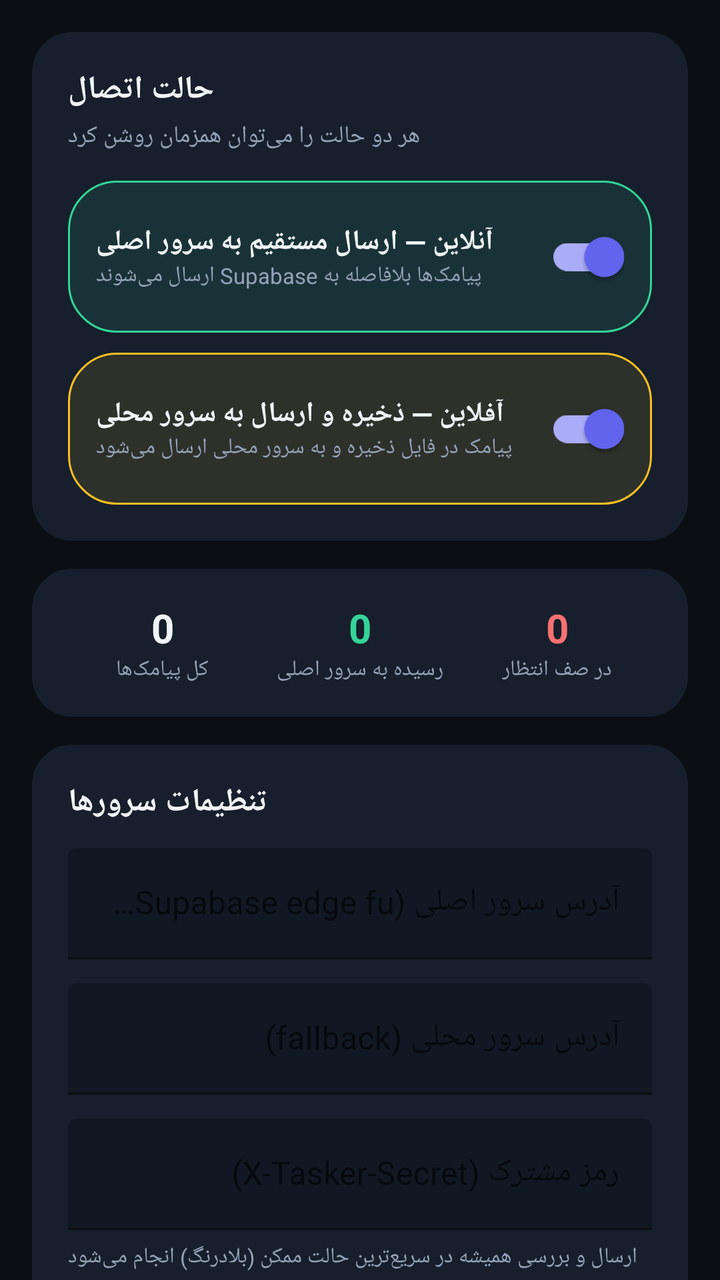
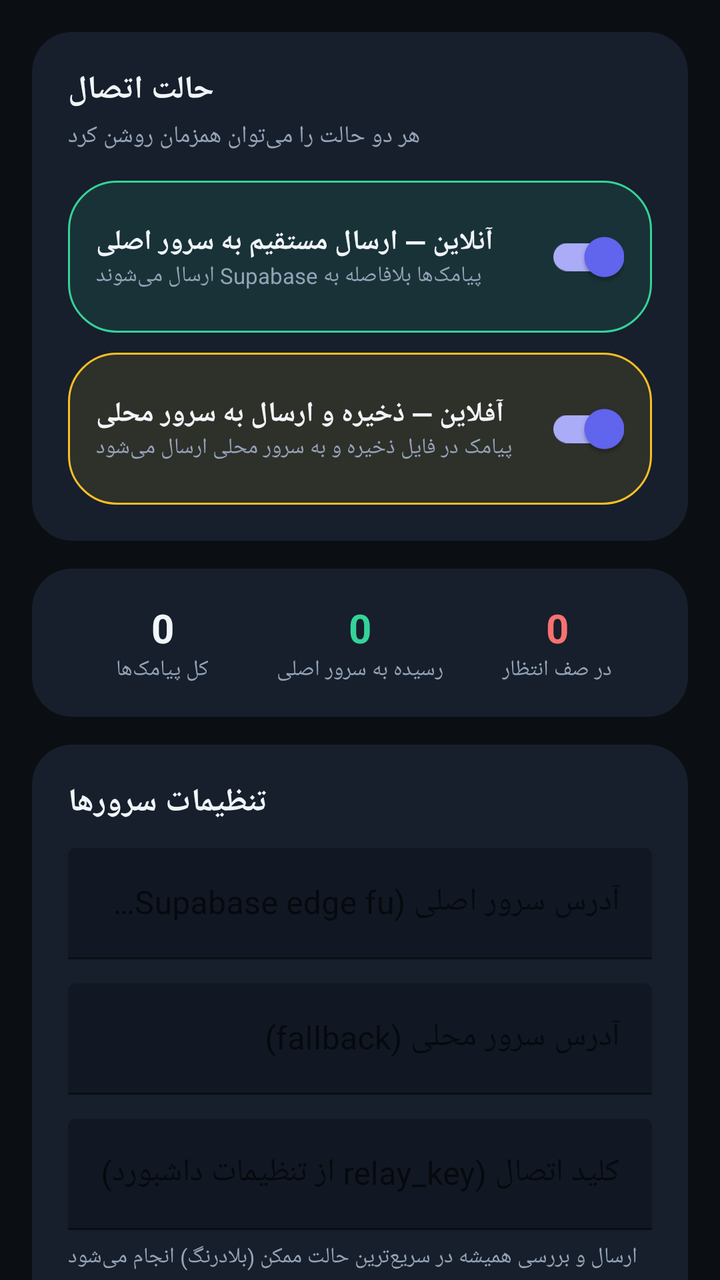

Before-and-after screenshots of an Android layout around one commit, followed by the original layout XML and the change that was made.
<!-- AndroidManifest.xml: application theme Theme.Rayka -->
<!-- res/layout/fragment_dashboard.xml -->
<?xml version="1.0" encoding="utf-8"?>
<androidx.core.widget.NestedScrollView xmlns:android="http://schemas.android.com/apk/res/android"
    xmlns:app="http://schemas.android.com/apk/res-auto"
    android:layout_width="match_parent"
    android:layout_height="match_parent"
    android:fillViewport="true">

    <LinearLayout
        android:layout_width="match_parent"
        android:layout_height="wrap_content"
        android:orientation="vertical"
        android:padding="16dp">

        
        <LinearLayout
            android:layout_width="match_parent"
            android:layout_height="wrap_content"
            android:orientation="vertical"
            android:background="@drawable/bg_card"
            android:padding="18dp"
            android:layout_marginBottom="14dp">

            <TextView
                android:layout_width="wrap_content"
                android:layout_height="wrap_content"
                android:text="حالت اتصال"
                android:textColor="@color/text_primary"
                android:textStyle="bold"
                android:textSize="16sp"
                android:layout_marginBottom="4dp"/>
            <TextView
                android:layout_width="wrap_content"
                android:layout_height="wrap_content"
                android:text="هر دو حالت را می‌توان همزمان روشن کرد"
                android:textColor="@color/text_secondary"
                android:textSize="12sp"
                android:layout_marginBottom="14dp"/>

            <LinearLayout
                android:layout_width="match_parent"
                android:layout_height="wrap_content"
                android:orientation="horizontal"
                android:background="@drawable/bg_pill_online"
                android:padding="14dp"
                android:layout_marginBottom="10dp"
                android:gravity="center_vertical">
                <LinearLayout
                    android:layout_width="0dp"
                    android:layout_height="wrap_content"
                    android:layout_weight="1"
                    android:orientation="vertical">
                    <TextView
                        android:layout_width="wrap_content"
                        android:layout_height="wrap_content"
                        android:text="آنلاین — ارسال مستقیم به سرور اصلی"
                        android:textColor="@color/text_primary"
                        android:textStyle="bold"
                        android:textSize="14sp"/>
                    <TextView
                        android:layout_width="wrap_content"
                        android:layout_height="wrap_content"
                        android:text="پیامک‌ها بلافاصله به Supabase ارسال می‌شوند"
                        android:textColor="@color/text_secondary"
                        android:textSize="11sp"/>
                </LinearLayout>
                <com.google.android.material.switchmaterial.SwitchMaterial
                    android:id="@+id/switchOnline"
                    android:layout_width="wrap_content"
                    android:layout_height="wrap_content"
                    android:checked="true"/>
            </LinearLayout>

            <LinearLayout
                android:layout_width="match_parent"
                android:layout_height="wrap_content"
                android:orientation="horizontal"
                android:background="@drawable/bg_pill_offline"
                android:padding="14dp"
                android:gravity="center_vertical">
                <LinearLayout
                    android:layout_width="0dp"
                    android:layout_height="wrap_content"
                    android:layout_weight="1"
                    android:orientation="vertical">
                    <TextView
                        android:layout_width="wrap_content"
                        android:layout_height="wrap_content"
                        android:text="آفلاین — ذخیره و ارسال به سرور محلی"
                        android:textColor="@color/text_primary"
                        android:textStyle="bold"
                        android:textSize="14sp"/>
                    <TextView
                        android:layout_width="wrap_content"
                        android:layout_height="wrap_content"
                        android:text="پیامک در فایل ذخیره و به سرور محلی ارسال می‌شود"
                        android:textColor="@color/text_secondary"
                        android:textSize="11sp"/>
                </LinearLayout>
                <com.google.android.material.switchmaterial.SwitchMaterial
                    android:id="@+id/switchOffline"
                    android:layout_width="wrap_content"
                    android:layout_height="wrap_content"
                    android:checked="true"/>
            </LinearLayout>
        </LinearLayout>

        
        <LinearLayout
            android:layout_width="match_parent"
            android:layout_height="wrap_content"
            android:orientation="horizontal"
            android:background="@drawable/bg_card"
            android:padding="16dp"
            android:layout_marginBottom="14dp"
            android:weightSum="3">

            <LinearLayout android:layout_width="0dp" android:layout_height="wrap_content" android:layout_weight="1" android:orientation="vertical" android:gravity="center">
                <TextView android:id="@+id/txtCountTotal" android:layout_width="wrap_content" android:layout_height="wrap_content" android:text="0" android:textColor="@color/text_primary" android:textStyle="bold" android:textSize="20sp"/>
                <TextView android:layout_width="wrap_content" android:layout_height="wrap_content" android:text="کل پیامک‌ها" android:textColor="@color/text_secondary" android:textSize="11sp"/>
            </LinearLayout>
            <LinearLayout android:layout_width="0dp" android:layout_height="wrap_content" android:layout_weight="1" android:orientation="vertical" android:gravity="center">
                <TextView android:id="@+id/txtCountSynced" android:layout_width="wrap_content" android:layout_height="wrap_content" android:text="0" android:textColor="@color/online_green" android:textStyle="bold" android:textSize="20sp"/>
                <TextView android:layout_width="wrap_content" android:layout_height="wrap_content" android:text="رسیده به سرور اصلی" android:textColor="@color/text_secondary" android:textSize="11sp"/>
            </LinearLayout>
            <LinearLayout android:layout_width="0dp" android:layout_height="wrap_content" android:layout_weight="1" android:orientation="vertical" android:gravity="center">
                <TextView android:id="@+id/txtCountQueued" android:layout_width="wrap_content" android:layout_height="wrap_content" android:text="0" android:textColor="@color/queued_red" android:textStyle="bold" android:textSize="20sp"/>
                <TextView android:layout_width="wrap_content" android:layout_height="wrap_content" android:text="در صف انتظار" android:textColor="@color/text_secondary" android:textSize="11sp"/>
            </LinearLayout>
        </LinearLayout>

        
        <LinearLayout
            android:layout_width="match_parent"
            android:layout_height="wrap_content"
            android:orientation="vertical"
            android:background="@drawable/bg_card"
            android:padding="18dp"
            android:layout_marginBottom="14dp">

            <TextView
                android:layout_width="wrap_content"
                android:layout_height="wrap_content"
                android:text="تنظیمات سرورها"
                android:textColor="@color/text_primary"
                android:textStyle="bold"
                android:textSize="16sp"
                android:layout_marginBottom="12dp"/>

            <com.google.android.material.textfield.TextInputLayout
                android:layout_width="match_parent"
                android:layout_height="wrap_content"
                android:hint="آدرس سرور اصلی (Supabase edge function)"
                app:boxBackgroundColor="@color/bg_dark_2"
                app:hintTextColor="@color/text_secondary">
                <com.google.android.material.textfield.TextInputEditText
                    android:id="@+id/editMainUrl"
                    android:layout_width="match_parent"
                    android:layout_height="wrap_content"
                    android:textColor="@color/text_primary"
                    android:inputType="textUri"/>
            </com.google.android.material.textfield.TextInputLayout>

            <com.google.android.material.textfield.TextInputLayout
                android:layout_width="match_parent"
                android:layout_height="wrap_content"
                android:layout_marginTop="12dp"
                android:hint="آدرس سرور محلی (fallback)"
                app:boxBackgroundColor="@color/bg_dark_2"
                app:hintTextColor="@color/text_secondary">
                <com.google.android.material.textfield.TextInputEditText
                    android:id="@+id/editLocalUrl"
                    android:layout_width="match_parent"
                    android:layout_height="wrap_content"
                    android:textColor="@color/text_primary"
                    android:inputType="textUri"/>
            </com.google.android.material.textfield.TextInputLayout>

            <com.google.android.material.textfield.TextInputLayout
                android:layout_width="match_parent"
                android:layout_height="wrap_content"
                android:layout_marginTop="12dp"
                android:hint="رمز مشترک (X-Tasker-Secret)"
                app:boxBackgroundColor="@color/bg_dark_2"
                app:hintTextColor="@color/text_secondary">
                <com.google.android.material.textfield.TextInputEditText
                    android:id="@+id/editSupabaseKey"
                    android:layout_width="match_parent"
                    android:layout_height="wrap_content"
                    android:textColor="@color/text_primary"
                    android:inputType="textPassword"/>
            </com.google.android.material.textfield.TextInputLayout>

            <TextView
                android:layout_width="wrap_content"
                android:layout_height="wrap_content"
                android:layout_marginTop="6dp"
                android:text="ارسال و بررسی همیشه در سریع‌ترین حالت ممکن (بلادرنگ) انجام می‌شود"
                android:textColor="@color/text_secondary"
                android:textSize="11sp"/>

            <com.google.android.material.button.MaterialButton
                android:id="@+id/btnSaveSettings"
                android:layout_width="match_parent"
                android:layout_height="wrap_content"
                android:layout_marginTop="16dp"
                android:text="ذخیره تنظیمات"
                app:backgroundTint="@color/accent_2"
                app:cornerRadius="14dp"/>
        </LinearLayout>

        
        <LinearLayout
            android:layout_width="match_parent"
            android:layout_height="wrap_content"
            android:orientation="vertical"
            android:background="@drawable/bg_card"
            android:padding="18dp"
            android:layout_marginBottom="24dp">

            <TextView
                android:layout_width="wrap_content"
                android:layout_height="wrap_content"
                android:text="کنترل سرویس"
                android:textColor="@color/text_primary"
                android:textStyle="bold"
                android:textSize="16sp"
                android:layout_marginBottom="12dp"/>

            <com.google.android.material.button.MaterialButton
                android:id="@+id/btnGrantPermissions"
                android:layout_width="match_parent"
                android:layout_height="wrap_content"
                android:text="۱) گرفتن مجوز پیامک و نوتیفیکیشن"
                app:backgroundTint="@color/surface"
                app:strokeColor="@color/accent"
                app:strokeWidth="1dp"
                android:textColor="@color/text_primary"
                app:cornerRadius="14dp"
                android:layout_marginBottom="10dp"/>

            <com.google.android.material.button.MaterialButton
                android:id="@+id/btnBatteryOptimization"
                android:layout_width="match_parent"
                android:layout_height="wrap_content"
                android:text="۲) غیرفعال کردن بهینه‌سازی باتری"
                app:backgroundTint="@color/surface"
                app:strokeColor="@color/accent"
                app:strokeWidth="1dp"
                android:textColor="@color/text_primary"
                app:cornerRadius="14dp"
                android:layout_marginBottom="10dp"/>

            <com.google.android.material.button.MaterialButton
                android:id="@+id/btnToggleService"
                android:layout_width="match_parent"
                android:layout_height="wrap_content"
                android:text="۳) روشن کردن سرویس ارسال"
                app:backgroundTint="@color/online_green"
                app:cornerRadius="14dp"/>

            <TextView
                android:id="@+id/txtServiceStatus"
                android:layout_width="match_parent"
                android:layout_height="wrap_content"
                android:layout_marginTop="10dp"
                android:gravity="center"
                android:text="سرویس خاموش است"
                android:textColor="@color/text_secondary"
                android:textSize="12sp"/>
        </LinearLayout>

        <LinearLayout
            android:layout_width="match_parent"
            android:layout_height="wrap_content"
            android:orientation="vertical"
            android:background="@drawable/bg_card"
            android:padding="16dp"
            android:layout_marginBottom="24dp">
            <TextView
                android:layout_width="wrap_content"
                android:layout_height="wrap_content"
                android:text="محل ذخیره‌سازی پیامک‌ها روی گوشی"
                android:textColor="@color/text_primary"
                android:textStyle="bold"
                android:textSize="13sp"
                android:layout_marginBottom="4dp"/>
            <TextView
                android:id="@+id/txtStoragePath"
                android:layout_width="match_parent"
                android:layout_height="wrap_content"
                android:textColor="@color/accent"
                android:textIsSelectable="true"
                android:textSize="11sp"
                android:text="-"/>
            <TextView
                android:layout_width="match_parent"
                android:layout_height="wrap_content"
                android:layout_marginTop="4dp"
                android:text="این مسیر فضای داخلی خود اپ است؛ بدون روت با فایل‌منیجر عادی گوشی قابل مشاهده نیست."
                android:textColor="@color/text_secondary"
                android:textSize="10sp"/>
        </LinearLayout>

    </LinearLayout>
</androidx.core.widget.NestedScrollView>
<!-- resources referenced by this layout -->
<resources>
  <color name="accent">#22D3EE</color>
  <color name="accent_2">#6366F1</color>
  <color name="bg_dark_2">#111823</color>
  <color name="online_green">#34D399</color>
  <color name="queued_red">#F87171</color>
  <color name="surface">#161F2B</color>
  <color name="text_primary">#F1F5F9</color>
  <color name="text_secondary">#94A3B8</color>
  <!-- drawable bg_card (drawable) -->
  <shape xmlns:android="http://schemas.android.com/apk/res/android" android:shape="rectangle">
      <solid android:color="@color/surface" />
      <corners android:radius="20dp" />
  </shape>
  <!-- drawable bg_pill_offline (drawable) -->
  <shape xmlns:android="http://schemas.android.com/apk/res/android" android:shape="rectangle">
      <solid android:color="#1AFBBF24" />
      <corners android:radius="24dp" />
      <stroke android:width="1dp" android:color="@color/offline_orange" />
  </shape>
  <!-- drawable bg_pill_online (drawable) -->
  <shape xmlns:android="http://schemas.android.com/apk/res/android" android:shape="rectangle">
      <solid android:color="#1A34D399" />
      <corners android:radius="24dp" />
      <stroke android:width="1dp" android:color="@color/online_green" />
  </shape>
  <style name="Theme.Rayka" parent="Theme.MaterialComponents.DayNight.NoActionBar">
          <item name="colorPrimary">@color/accent</item>
          <item name="colorPrimaryDark">@color/bg_dark</item>
          <item name="colorAccent">@color/accent_2</item>
          <item name="android:windowBackground">@color/bg_dark</item>
          <item name="android:statusBarColor">@color/bg_dark</item>
          <item name="android:navigationBarColor">@color/bg_dark</item>
          <item name="android:windowLightStatusBar" tools:targetApi="m">false</item>
      </style>
  <color name="offline_orange">#FBBF24</color>
  <color name="bg_dark">#0B0F14</color>
</resources>

<!-- the commit's change to res/layout/fragment_dashboard.xml (unified diff, before → after) -->
@@ -179,7 +179,7 @@
                 android:layout_width="match_parent"
                 android:layout_height="wrap_content"
                 android:layout_marginTop="12dp"
-                android:hint="رمز مشترک (X-Tasker-Secret)"
+                android:hint="کلید اتصال (relay_key از تنظیمات داشبورد)"
                 app:boxBackgroundColor="@color/bg_dark_2"
                 app:hintTextColor="@color/text_secondary">
                 <com.google.android.material.textfield.TextInputEditText
